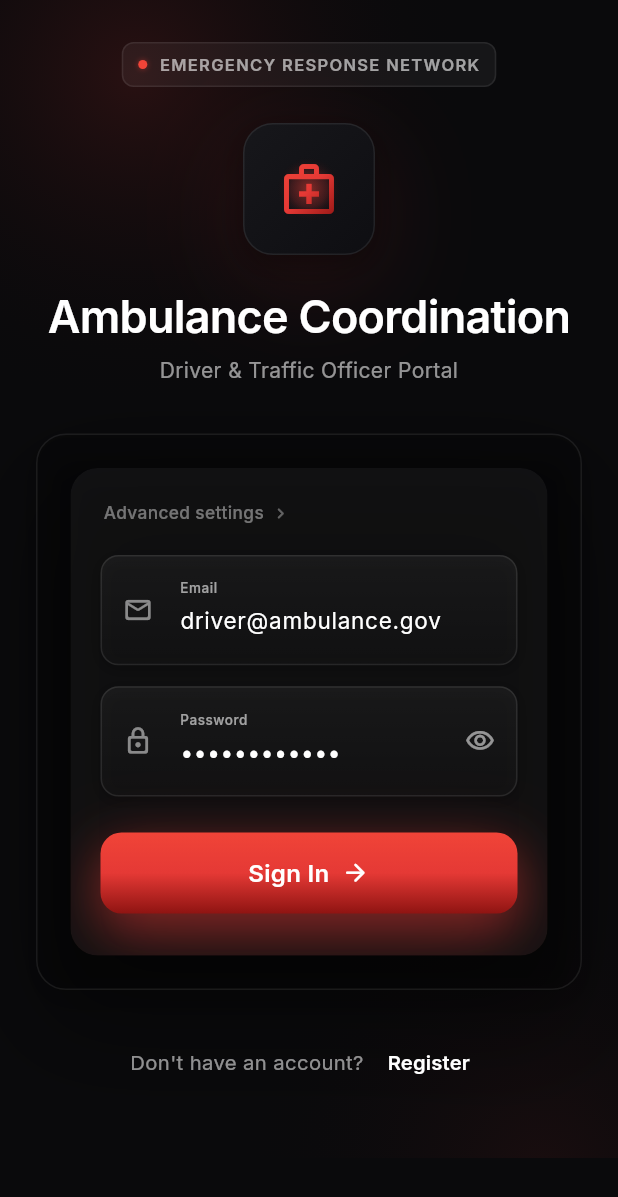
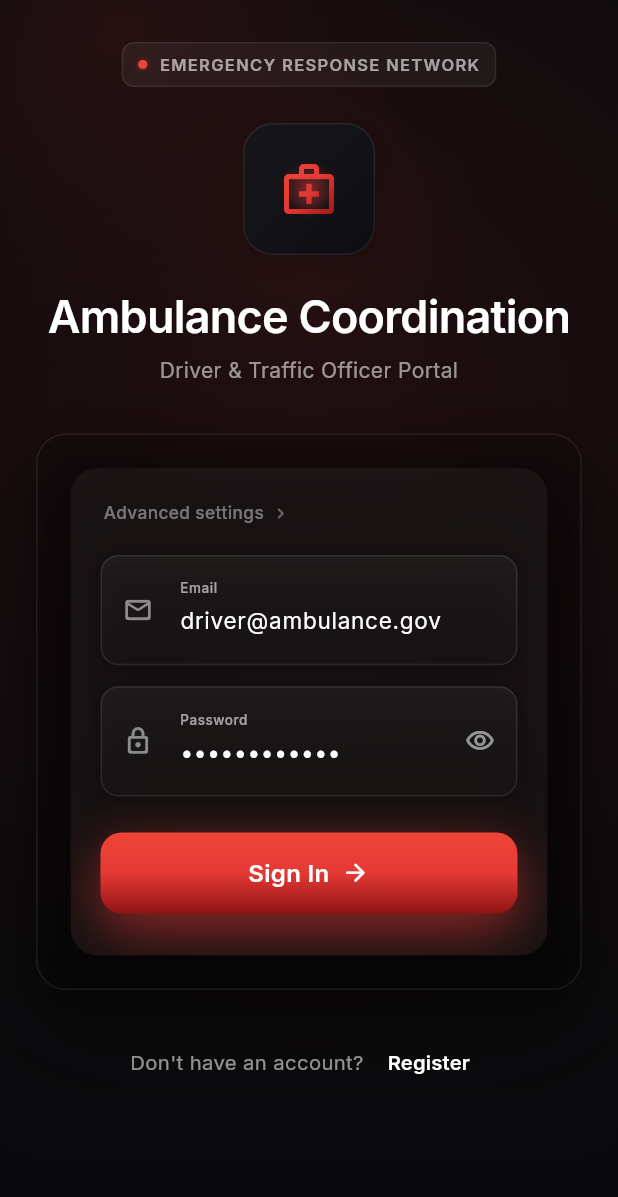
Before and after one commit to Rajaki751/Traffic-Ambulance_Coordination, a Flutter app: the screen it shows after launch, on a phone screen of 412 x 824 dp. Shown: the top 1197 px of the screen. Run offline on Flutter 3.47's test engine with Material 3 defaults, Android fonts, the phone set to English and light mode, and no system bars; our stand-ins replace dio, flutter_map, geolocator, go_router, google_fonts, latlong2 and 1 more; accounts and stored records are empty.

Commit message:
fix(mobile): full-bleed ambient ember gradient so login background has no flat-black half

```diff
--- a/mobile/lib/screens/login_screen.dart
+++ b/mobile/lib/screens/login_screen.dart
@@ -61,15 +61,26 @@ class _LoginScreenState extends State<LoginScreen> {
       backgroundColor: _kBase,
       body: Stack(
         children: [
-          const Positioned(
-            top: -180,
-            left: -140,
-            child: _Glow(color: _kEmber, size: 460, opacity: 0.14),
+          Positioned.fill(
+            child: DecoratedBox(
+              decoration: BoxDecoration(
+                gradient: RadialGradient(
+                  center: const Alignment(0, -0.3),
+                  radius: 1.35,
+                  colors: [
+                    _kEmber.withOpacity(0.10),
+                    _kEmber.withOpacity(0.045),
+                    Colors.transparent,
+                  ],
+                  stops: const [0.0, 0.55, 1.0],
+                ),
+              ),
+            ),
           ),
           const Positioned(
-            bottom: -220,
-            right: -160,
-            child: _Glow(color: _kEmber, size: 420, opacity: 0.07),
+            top: -240,
+            left: -180,
+            child: _Glow(color: _kEmber, size: 520, opacity: 0.09),
           ),
           SafeArea(
             child: SingleChildScrollView(
```
